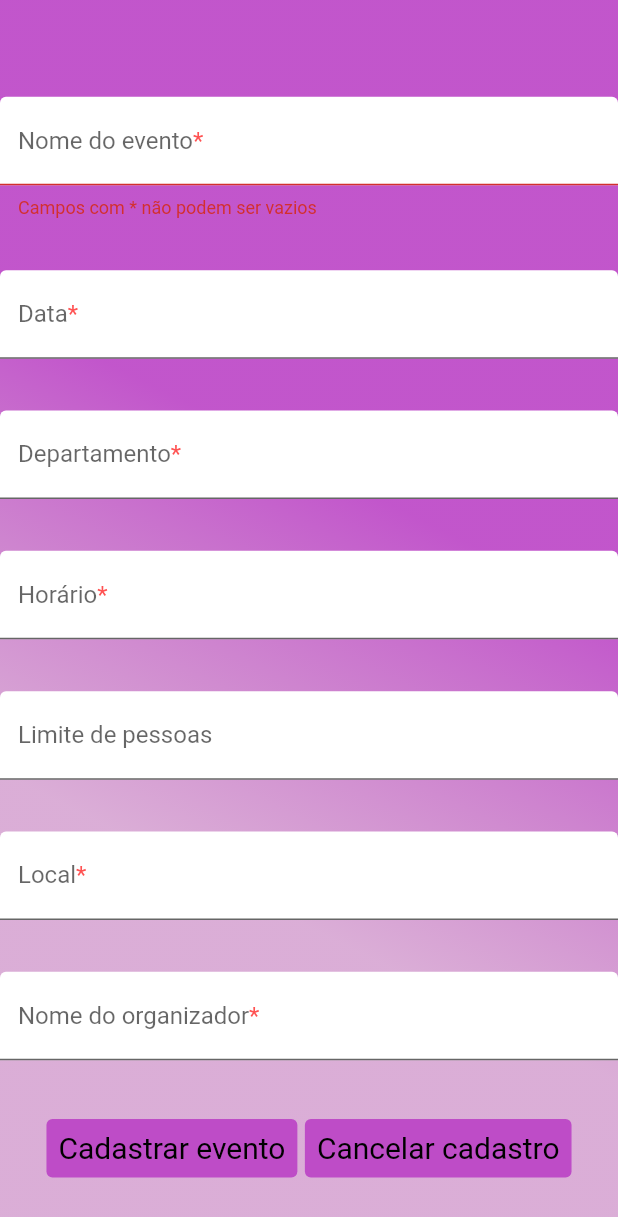
After one commit to edsonribeiro13/eventos_uesb, a Flutter app: the ControllerTelaCadastroEvento screen opened by its route, after a tap on "Cadastrar evento", on a phone screen of 412 x 824 dp. The commit adds this screen. Shown: the top 1217 px of the screen. Run offline on Flutter 3.47's test engine with Material 2 defaults, Android fonts, the light colour scheme and no system bars; our stand-ins replace cloud_firestore, firebase_core, flutter_rating_bar, google_fonts, mask_text_input_formatter; missing offline and left inert: cpf_cnpj_validator, dart:ffi, localstore; accounts and stored records are empty; Roboto replaces fonts that are missing (arial).

Commit message:
feat: usuario master adiciona evento

```diff
--- /dev/null
+++ b/lib/controller/ControllerTelaCadastroEvento.dart
@@ -0,0 +1,34 @@
+// ignore_for_file: file_names
+
+import 'package:flutter/material.dart';
+import 'package:eventos_uesb/views/TelaCadastroEvento.dart';
+import 'package:eventos_uesb/domain/Events.dart';
+
+class ControllerTelaCadastroEvento extends StatefulWidget {
+  const ControllerTelaCadastroEvento({super.key});
+
+  @override
+  State<StatefulWidget> createState() => TelaCadastroEvento();
+
+  cadastroController(textFieldController) async {
+    if (textFieldController[0].text.isNotEmpty &&
+        textFieldController[1].text.isNotEmpty &&
+        textFieldController[2].text.isNotEmpty &&
+        textFieldController[3].text.isNotEmpty &&
+        textFieldController[5].text.isNotEmpty &&
+        textFieldController[6].text.isNotEmpty) {
+      if (textFieldController[5].text.isNotEmpty) {
+        try {
+          int.parse(textFieldController[4].text);
+        } catch (e) {
+          return [false, 'Número de participantes deve ser um número'];
+        }
+      }
+
+      Events.insertNewEvent(textFieldController);
+
+      return [true, ''];
+    }
+    return [false, 'Campos com * não podem ser vazios'];
+  }
+}
--- a/lib/domain/Events.dart
+++ b/lib/domain/Events.dart
@@ -1,4 +1,5 @@
 // ignore_for_file: camel_case_types, file_names
+import 'package:cloud_firestore/cloud_firestore.dart';
 import 'package:eventos_uesb/utils/repository/Querys.dart';
 
 class Events {
@@ -7,6 +8,7 @@ class Events {
   static String cidade = '';
   static String filter = '';
   static Object eventDetailed = {};
+  static bool userIsAdmin = false;
 
   static getAllEvents(eventName) async {
     Querys query = Querys();
@@ -66,4 +68,25 @@ class Events {
     Querys querys = Querys();
     events = await querys.retrieveUserEvents(cpf);
   }
+
+  static retrieveUserIsAdmin(cpf) async {
+    Querys querys = Querys();
+    userIsAdmin = await querys.retrieveUserIsAdmin(cpf);
+  }
+
+  static insertNewEvent(eventInserted) async {
+    var eventToInsert = {
+      'nome': eventInserted[0].text,
+      'data': eventInserted[1].text,
+      'departamento': eventInserted[2].text.toUpperCase(),
+      'horario': eventInserted[3].text,
+      'limite': eventInserted[4].text,
+      'local': eventInserted[5].text,
+      'organizador': eventInserted[6].text,
+      'id': Timestamp.now().seconds
+    };
+
+    Querys querys = Querys();
+    querys.insertNewEvent(eventToInsert, cidade, eventToInsert['nome']);
+  }
 }
--- a/lib/routes/Routes.dart
+++ b/lib/routes/Routes.dart
@@ -13,6 +13,7 @@ import 'package:eventos_uesb/views/TelaEventos.dart';
 import 'package:eventos_uesb/views/TelaAvaliarEvento.dart';
 import 'package:eventos_uesb/views/TelaFiltro.dart';
 import 'package:eventos_uesb/controller/ControllerTelaEventoDetalhado.dart';
+import 'package:eventos_uesb/controller/ControllerTelaCadastroEvento.dart';
 
 class Routes {
   createRouteTable() {
@@ -28,7 +29,8 @@ class Routes {
       '/events': (context) => const TelaEventos(),
       '/rateEvent': (context) => const TelaAvaliarEvento(),
       '/filtrar': (context) => const TelaFiltro(),
-      '/eventDetails': (context) => const TelaEventoDetalhadoState()
+      '/eventDetails': (context) => const TelaEventoDetalhadoState(),
+      '/RegisterEvent': (context) => const ControllerTelaCadastroEvento()
     });
   }
 }
--- a/lib/utils/repository/Querys.dart
+++ b/lib/utils/repository/Querys.dart
@@ -1,4 +1,4 @@
-// ignore_for_file: non_constant_identifier_names, file_names
+// ignore_for_file: non_constant_identifier_names, file_names, avoid_print
 
 import 'package:cloud_firestore/cloud_firestore.dart';
 import 'package:eventos_uesb/utils/repository/DbConnection.dart';
@@ -211,4 +211,23 @@ class Querys {
 
     return eventsPerUser;
   }
+
+  retrieveUserIsAdmin(cpf) async {
+    var db = await DbConnection().getFirestoreInstance();
+    var docRef = await db.collection('/login').where('cpf', isEqualTo: cpf);
+    final result = await docRef.get().then(
+      (QuerySnapshot querySnapshot) {
+        final data = querySnapshot.docs.map((doc) => doc.data()).toList();
+        return data;
+      },
+      onError: (e) => print("Error getting document: $e"),
+    );
+    return result[0]['isAdmin'];
+  }
+
+  insertNewEvent(eventInserted, cidade, title) async {
+    var db = await DbConnection().getFirestoreInstance();
+
+    db.collection('$cidade').doc('$title').set(eventInserted);
+  }
 }
--- /dev/null
+++ b/lib/views/TelaCadastroEvento.dart
@@ -0,0 +1,176 @@
+// ignore_for_file: file_names
+
+import 'package:flutter/material.dart';
+import 'package:eventos_uesb/assets/css/BasicCSS.dart';
+import 'package:eventos_uesb/controller/ControllerTelaCadastroEvento.dart';
+import 'package:mask_text_input_formatter/mask_text_input_formatter.dart';
+
+class TelaCadastroEvento extends State<ControllerTelaCadastroEvento> {
+  var textFieldController = List<TextEditingController>.generate(
+      7, (index) => TextEditingController());
+  bool cadastroErro = false;
+  String cadastroErroMensagem = '';
+  ControllerTelaCadastroEvento controllerTelaCadastro =
+      const ControllerTelaCadastroEvento();
+  static var maskFormatterDate = MaskTextInputFormatter(
+    mask: '##/##/####',
+  );
+  static var maskFormatterTime = MaskTextInputFormatter(
+    mask: '##:##',
+  );
+
+  @override
+  void initState() {
+    cadastroErro = false;
+    super.initState();
+  }
+
+  @override
+  Widget build(BuildContext context) {
+    BasicCss basicCss = BasicCss();
+
+    return Scaffold(
+      body: Center(
+        child: Container(
+            padding: const EdgeInsets.only(top: 30),
+            decoration: basicCss.iniatilzeDefaultBackground(),
+            child: Column(
+              mainAxisAlignment: MainAxisAlignment.spaceEvenly,
+              children: [
+                TextField(
+                  controller: textFieldController[0],
+                  decoration: InputDecoration(
+                      errorText:
+                          cadastroErro == true ? cadastroErroMensagem : null,
+                      filled: true,
+                      fillColor: Colors.white,
+                      label: const Text.rich(TextSpan(children: [
+                        WidgetSpan(child: Text('Nome do evento')),
+                        WidgetSpan(
+                            child: Text(
+                          '*',
+                          style: TextStyle(color: Colors.redAccent),
+                        ))
+                      ]))),
+                ),
+                TextField(
+                  inputFormatters: [maskFormatterDate],
+                  controller: textFieldController[1],
+                  decoration: const InputDecoration(
+                      filled: true,
+                      fillColor: Colors.white,
+                      label: Text.rich(TextSpan(children: [
+                        WidgetSpan(child: Text('Data')),
+                        WidgetSpan(
+                            child: Text(
+                          '*',
+                          style: TextStyle(color: Colors.redAccent),
+                        ))
+                      ]))),
+                ),
+                TextField(
+                  controller: textFieldController[2],
+                  decoration: const InputDecoration(
+                      filled: true,
+                      fillColor: Colors.white,
+                      label: Text.rich(TextSpan(children: [
+                        WidgetSpan(child: Text('Departamento')),
+                        WidgetSpan(
+                            child: Text(
+                          '*',
+                          style: TextStyle(color: Colors.redAccent),
+                        ))
+                      ]))),
+                ),
+                TextField(
+                  inputFormatters: [maskFormatterTime],
+                  controller: textFieldController[3],
+                  decoration: const InputDecoration(
+                      filled: true,
+                      fillColor: Colors.white,
+                      label: Text.rich(TextSpan(children: [
+                        WidgetSpan(child: Text('Horário')),
+                        WidgetSpan(
+                            child: Text(
+                          '*',
+                          style: TextStyle(color: Colors.redAccent),
+                        ))
+                      ]))),
+                ),
+                TextField(
+                  controller: textFieldController[4],
+                  decoration: const InputDecoration(
+                      filled: true,
+                      fillColor: Colors.white,
+                      label: Text.rich(TextSpan(children: [
+                        WidgetSpan(child: Text('Limite de pessoas')),
+                      ]))),
+                ),
+                TextField(
+                  controller: textFieldController[5],
+                  decoration: const InputDecoration(
+                      filled: true,
+                      fillColor: Colors.white,
+                      label: Text.rich(TextSpan(children: [
+                        WidgetSpan(child: Text('Local')),
+                        WidgetSpan(
+                            child: Text(
+                          '*',
+                          style: TextStyle(color: Colors.redAccent),
+                        ))
+                      ]))),
+                ),
+                TextField(
+                  controller: textFieldController[6],
+                  decoration: const InputDecoration(
+                      filled: true,
+                      fillColor: Colors.white,
+                      label: Text.rich(TextSpan(children: [
+                        WidgetSpan(child: Text('Nome do organizador')),
+                        WidgetSpan(
+                            child: Text(
+                          '*',
+                          style: TextStyle(color: Colors.redAccent),
+                        ))
+                      ]))),
+                ),
+                Row(mainAxisAlignment: MainAxisAlignment.center, children: [
+                  Container(
+                      padding: const EdgeInsets.only(right: 5.0),
+                      child: TextButton(
+                          onPressed: (() async {
+                            var result = await controllerTelaCadastro
+                                .cadastroController(textFieldController);
+                            if (result[0] == false) {
+                              cadastroErroMensagem = result[1];
+                              setState(() {
+                                cadastroErro = true;
+                              });
+                            } else {
+                              // ignore: use_build_context_synchronously
+                              Navigator.pushNamed(context, '/');
+                            }
+                          }),
+                          style: TextButton.styleFrom(
+                              backgroundColor: basicCss.basicColor,
+                              textStyle: const TextStyle(
+                                  fontSize: 20, fontFamily: 'arial'),
+                              foregroundColor: Colors.black),
+                          child: const Text('Cadastrar evento'))),
+                  TextButton(
+                      onPressed: (() =>
+                          // ignore: use_build_context_synchronously
+                          Navigator.pushNamed(context, '/')),
+                      style: TextButton.styleFrom(
+                          backgroundColor: basicCss.basicColor,
+                          textStyle: const TextStyle(
+                              fontSize: 20, fontFamily: 'arial'),
+                          foregroundColor: Colors.black),
+                      child: const Text('Cancelar cadastro'))
+                ])
+              ],
+            )),
+      ),
+    );
+  }
+}
--- a/lib/views/TelaEventos.dart
+++ b/lib/views/TelaEventos.dart
@@ -15,14 +15,19 @@ class TelaEventos extends StatelessWidget {
     var listOfElements = ListOfElements(data: Events.events);
     BasicCss basicCss = BasicCss();
     MediaQueryData mediaQuery = MediaQuery.of(context);
+    bool isAdmin = Events.userIsAdmin;
     return Scaffold(
         bottomNavigationBar: const NavigationMenu(),
         floatingActionButton: IconButton(
-          onPressed: () => Navigator.pushNamed(context, '/filtrar'),
-          icon: const Icon(Icons.filter_alt),
-          iconSize: 40,
+          onPressed: () => isAdmin
+              ? Navigator.pushNamed(context, '/RegisterEvent')
+              : Navigator.pushNamed(context, '/filtrar'),
+          icon: isAdmin ? const Icon(Icons.add) : const Icon(Icons.filter_alt),
+          iconSize: isAdmin ? 60 : 40,
         ),
-        floatingActionButtonLocation: FloatingActionButtonLocation.endTop,
+        floatingActionButtonLocation: isAdmin
+            ? FloatingActionButtonLocation.endFloat
+            : FloatingActionButtonLocation.endTop,
         body: Container(
           padding: EdgeInsets.symmetric(
               vertical: mediaQuery.size.height / 12, horizontal: 0),
--- a/lib/widgets/CardGrid.dart
+++ b/lib/widgets/CardGrid.dart
@@ -37,6 +37,8 @@ class CardGrid extends StatelessWidget {
                           if (await UserStore().getUser() != null)
                             {
                               userCpf = await UserStore().getUser(),
+                              await Events.retrieveUserIsAdmin(
+                                  userCpf['idUser']),
                               await Events.getAllEventNotSubscribed(
                                   'itapetinga', userCpf['idUser']),
                               Navigator.pushNamed(context, '/events')
@@ -70,6 +72,7 @@ class CardGrid extends StatelessWidget {
                     if (await UserStore().getUser() != null)
                       {
                         userCpf = await UserStore().getUser(),
+                        await Events.retrieveUserIsAdmin(userCpf['idUser']),
                         await Events.getAllEventNotSubscribed(
                             'itapetinga', userCpf['idUser']),
                         Navigator.pushNamed(context, '/events')
@@ -92,6 +95,8 @@ class CardGrid extends StatelessWidget {
                           if (await UserStore().getUser() != null)
                             {
                               userCpf = await UserStore().getUser(),
+                              await Events.retrieveUserIsAdmin(
+                                  userCpf['idUser']),
                               await Events.getAllEventNotSubscribed(
                                   'jequie', userCpf['idUser']),
                               Navigator.pushNamed(context, '/events')
@@ -124,6 +129,7 @@ class CardGrid extends StatelessWidget {
                     if (await UserStore().getUser() != null)
                       {
                         userCpf = await UserStore().getUser(),
+                        await Events.retrieveUserIsAdmin(userCpf['idUser']),
                         await Events.getAllEventNotSubscribed(
                             'jequie', userCpf['idUser']),
                         Navigator.pushNamed(context, '/events')
@@ -146,6 +152,8 @@ class CardGrid extends StatelessWidget {
                           if (await UserStore().getUser() != null)
                             {
                               userCpf = await UserStore().getUser(),
+                              await Events.retrieveUserIsAdmin(
+                                  userCpf['idUser']),
                               await Events.getAllEventNotSubscribed(
                                   'conquista', userCpf['idUser']),
                               Navigator.pushNamed(context, '/events')
@@ -178,6 +186,7 @@ class CardGrid extends StatelessWidget {
                     if (await UserStore().getUser() != null)
                       {
                         userCpf = await UserStore().getUser(),
+                        await Events.retrieveUserIsAdmin(userCpf['idUser']),
                         await Events.getAllEventNotSubscribed(
                             'conquista', userCpf['idUser']),
                         Navigator.pushNamed(context, '/events')
```
